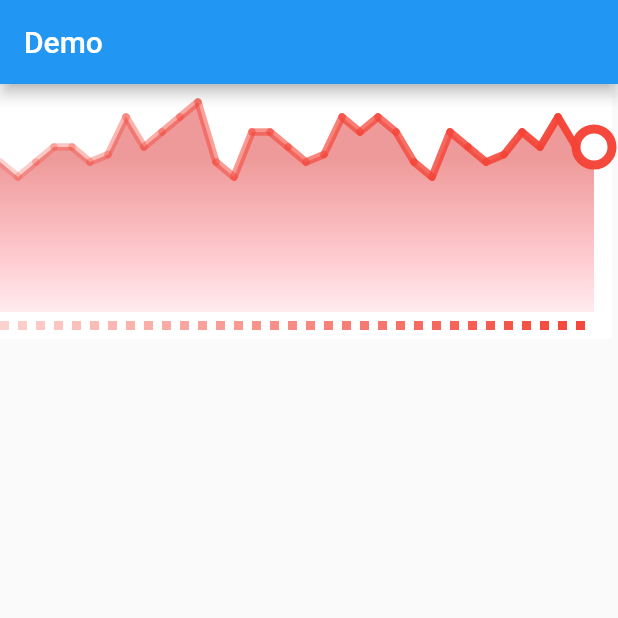
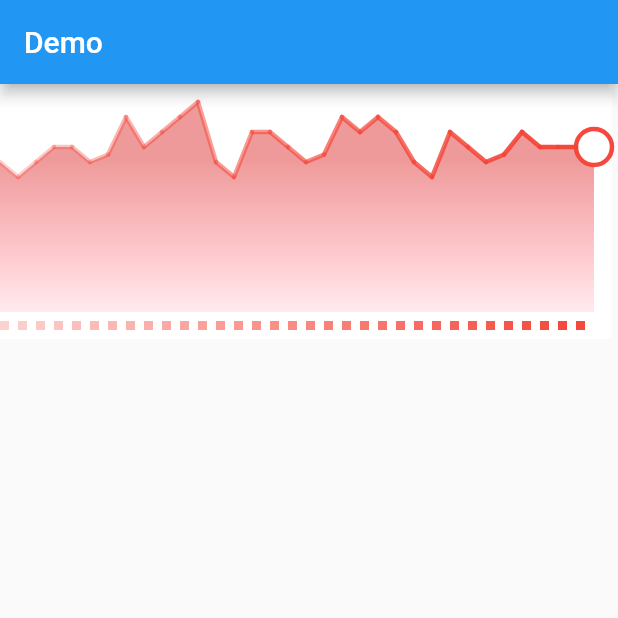
Before and after one commit to old-traveler/flutter_demo, a Flutter app: the screen it shows after launch, on a phone screen of 412 x 824 dp, the top half of it. Run offline on Flutter 3.47's test engine with Material 2 defaults, Android fonts, the phone set to English and light mode, and no system bars.

```diff
--- a/lib/line_chart.dart
+++ b/lib/line_chart.dart
@@ -6,13 +6,15 @@ import 'dart:ui' as ui;
 class LineChart extends StatelessWidget {
   final double step;
   final List<double> values;
+  final double strokeWidth;
 
-  const LineChart({Key key, this.step: 12, this.values}) : super(key: key);
+  const LineChart({Key key, this.step: 12, this.values, this.strokeWidth: 5})
+      : super(key: key);
 
   @override
   Widget build(BuildContext context) {
     return CustomPaint(
-      painter: LineChartPainter(step, values),
+      painter: LineChartPainter(step, values, strokeWidth),
       size: Size(step * (values.length + 1),
           values.reduce((value, e) => max(value, e)) + 2.5 * step),
     );
@@ -22,8 +24,9 @@ class LineChart extends StatelessWidget {
 class LineChartPainter extends CustomPainter {
   final double step;
   final List<double> values;
+  final double strokeWidth;
 
-  LineChartPainter(this.step, this.values);
+  LineChartPainter(this.step, this.values, this.strokeWidth);
 
   @override
   void paint(Canvas canvas, Size size) {
@@ -49,8 +52,7 @@ class LineChartPainter extends CustomPainter {
     var paint = Paint()
       ..strokeCap = StrokeCap.round
       ..style = PaintingStyle.fill
-      ..isAntiAlias = true
-      ..strokeWidth = 1;
+      ..isAntiAlias = true;
     paint.shader =
         ui.Gradient.linear(Offset.zero, Offset(0, chartHeight), <Color>[
       Color(0xFFEF9A9A),
@@ -63,7 +65,7 @@ class LineChartPainter extends CustomPainter {
     ]);
     canvas.drawPath(path, paint);
 
-    paint.strokeWidth = 5;
+    paint.strokeWidth = strokeWidth;
     paint.shader = null;
     Color targetColor = Colors.red;
     for (int i = 1; i < values.length; i++) {
@@ -82,7 +84,7 @@ class LineChartPainter extends CustomPainter {
         Rect.fromLTWH(
             (values.length - 1) * step, size.height - step, step / 2, step / 2),
         paint);
-    paint.strokeWidth = step / 2;
+    paint.strokeWidth = strokeWidth;
     paint.style = PaintingStyle.stroke;
     canvas.drawCircle(
         Offset(values.length * step, chartHeight - values.last), step, paint);
--- a/lib/main.dart
+++ b/lib/main.dart
@@ -36,7 +36,8 @@ class _MyHomePageState extends State<MyHomePage> {
           title: Text('Demo'),
         ),
         body: Container(
-        child: LineChart(values: <double>[
+          child: LineChart(
+            values: <double>[
               100,
               90,
               100,
@@ -68,12 +69,13 @@ class _MyHomePageState extends State<MyHomePage> {
               105,
               120,
               110,
-          130,
+              110,
               110
-        ]),
+            ],
+            strokeWidth: 3,
+          ),
           color: Colors.white,
-      )
-    );
+        ));
   }
 }
 
```
Lines whose indentation alone changed are shown as unchanged.
